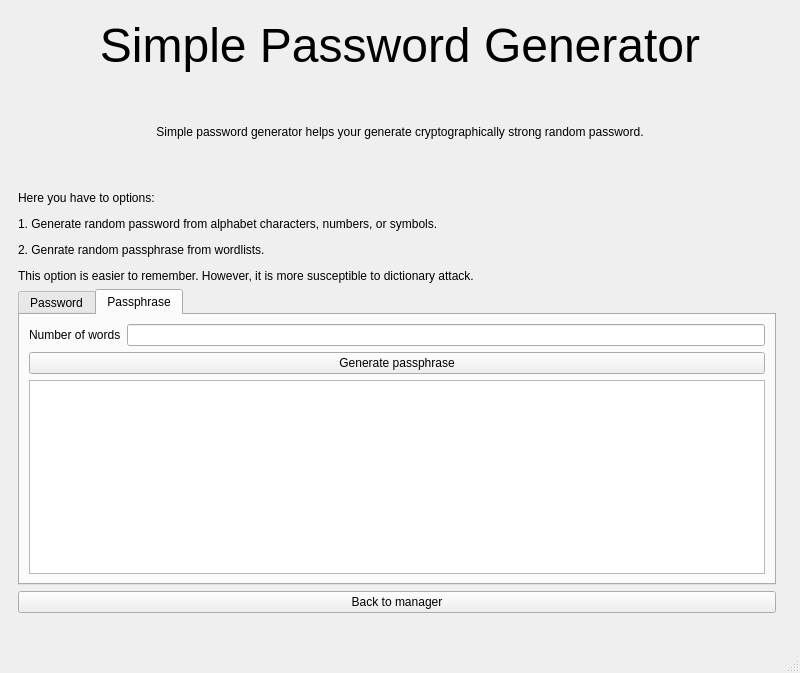
Above: ui/app.ui from 3cor/spw before the change. Below: the same form after it.
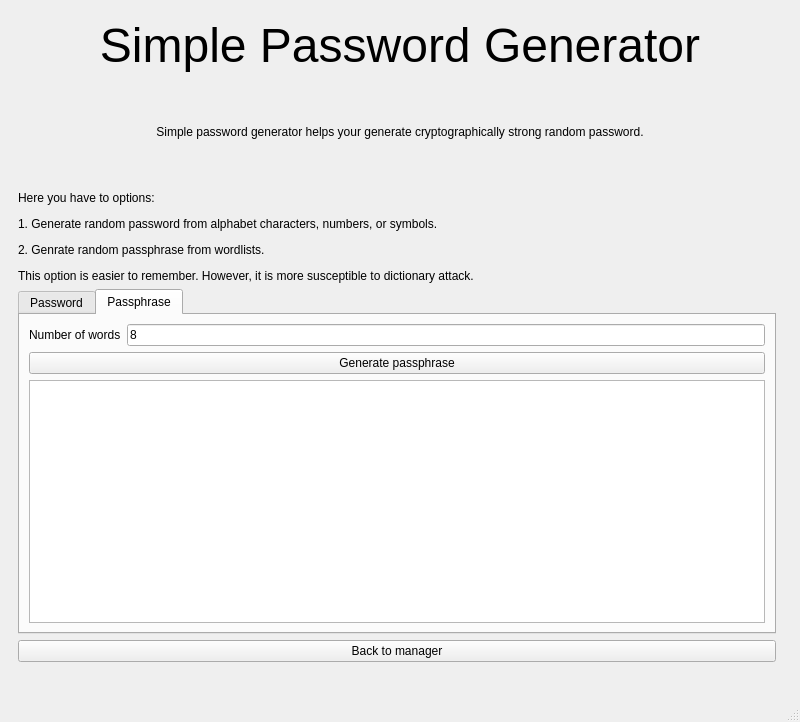
That is the form after the change. The open tabs and pages were chosen to show the change.

The edit to the form file:
```diff
--- a/ui/app.ui
+++ b/ui/app.ui
@@ -7,7 +7,7 @@
     <x>0</x>
     <y>0</y>
     <width>800</width>
-    <height>673</height>
+    <height>722</height>
    </rect>
   </property>
   <property name="windowTitle">
@@ -213,7 +213,11 @@
             <item>
              <layout class="QFormLayout" name="formLayout_3">
               <item row="1" column="1">
-               <widget class="QLineEdit" name="lineEditNW"/>
+               <widget class="QLineEdit" name="lineEditNW">
+                <property name="text">
+                 <string>8</string>
+                </property>
+               </widget>
               </item>
               <item row="1" column="0">
                <widget class="QLabel" name="label_7">
```
Left out of the diff: 39 changed lines with no effect on the pictures.
